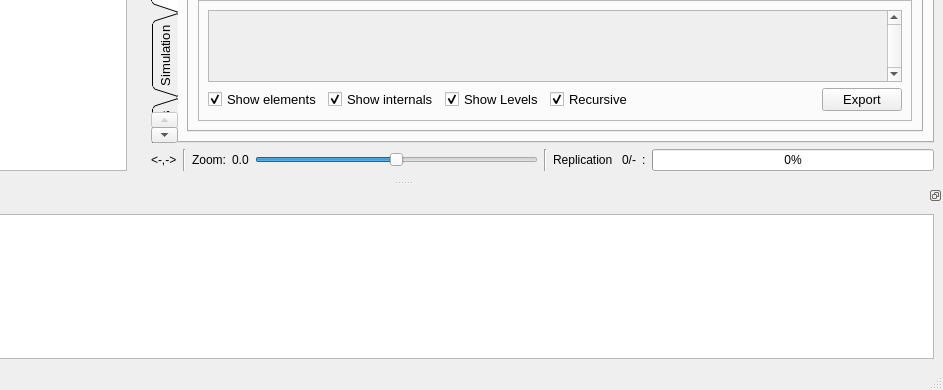
Above: source/applications/gui/qt/GenesysQtGUI/mainwindow.ui from RaquelBehrens/modsim before the change; both pictures show x 138 to 1081 and y 387 to 777 of the 1081 by 777 pixel window. Below: the same form after it.
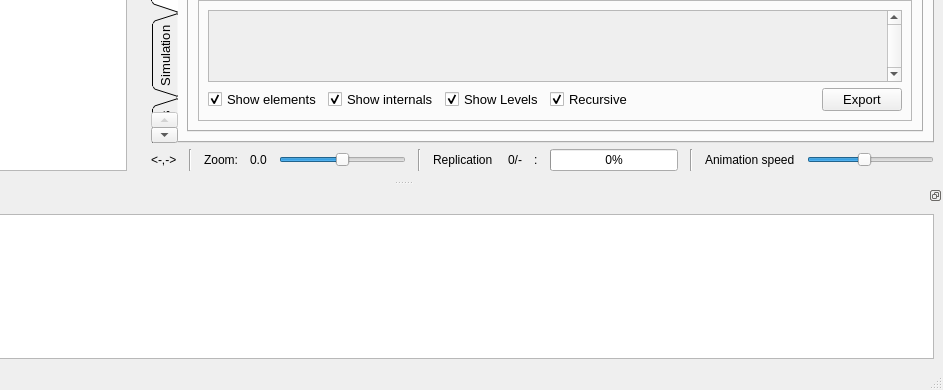
That is the form after the change. Icons and pictures are not drawn. Custom widgets are drawn as their Qt base class.

The edit to the form file:
```diff
--- a/source/applications/gui/qt/GenesysQtGUI/mainwindow.ui
+++ b/source/applications/gui/qt/GenesysQtGUI/mainwindow.ui
@@ -580,6 +580,9 @@
     </item>
     <item>
      <layout class="QHBoxLayout" name="horizontalLayoutZoomReplication">
+      <property name="spacing">
+       <number>12</number>
+      </property>
       <item>
        <widget class="QLabel" name="labelMousePos">
         <property name="font">
@@ -690,6 +693,42 @@
         </property>
        </widget>
       </item>
+      <item>
+       <widget class="Line" name="line_3">
+        <property name="orientation">
+         <enum>Qt::Vertical</enum>
+        </property>
+       </widget>
+      </item>
+      <item>
+       <widget class="QLabel" name="labelAnimationSpeed">
+        <property name="text">
+         <string>Animation speed</string>
+        </property>
+       </widget>
+      </item>
+      <item>
+       <widget class="QSlider" name="horizontalSliderAnimationSpeed">
+        <property name="minimum">
+         <number>1</number>
+        </property>
+        <property name="maximum">
+         <number>10</number>
+        </property>
+        <property name="pageStep">
+         <number>1</number>
+        </property>
+        <property name="value">
+         <number>5</number>
+        </property>
+        <property name="sliderPosition">
+         <number>5</number>
+        </property>
+        <property name="orientation">
+         <enum>Qt::Horizontal</enum>
+        </property>
+       </widget>
+      </item>
      </layout>
     </item>
    </layout>
```
Left out of the diff: 41 changed lines with no effect on the pictures.
